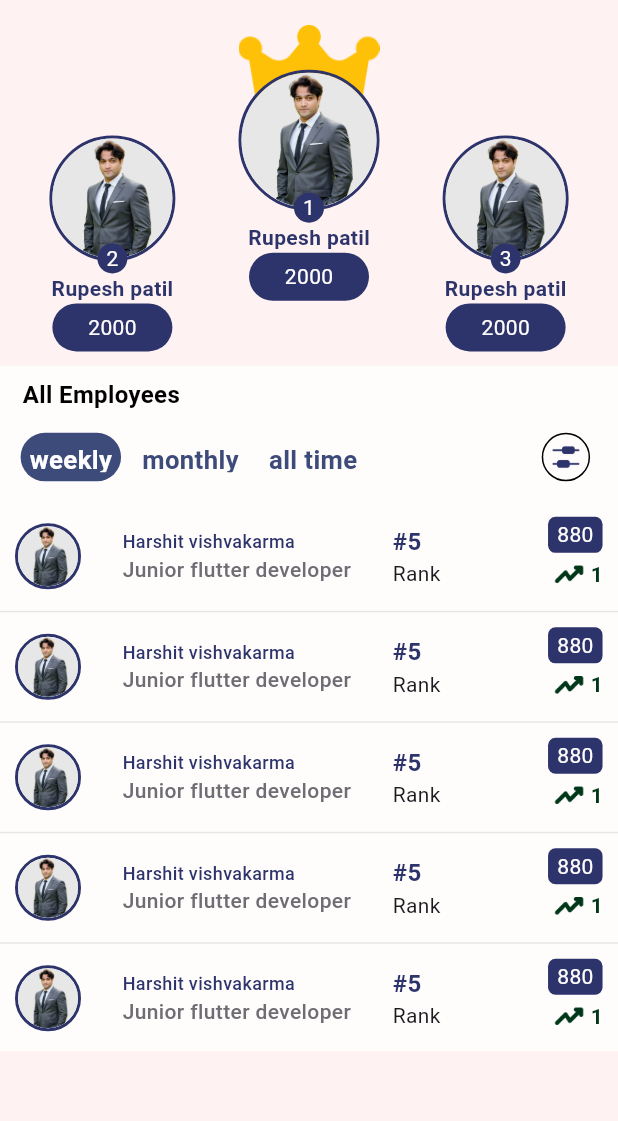
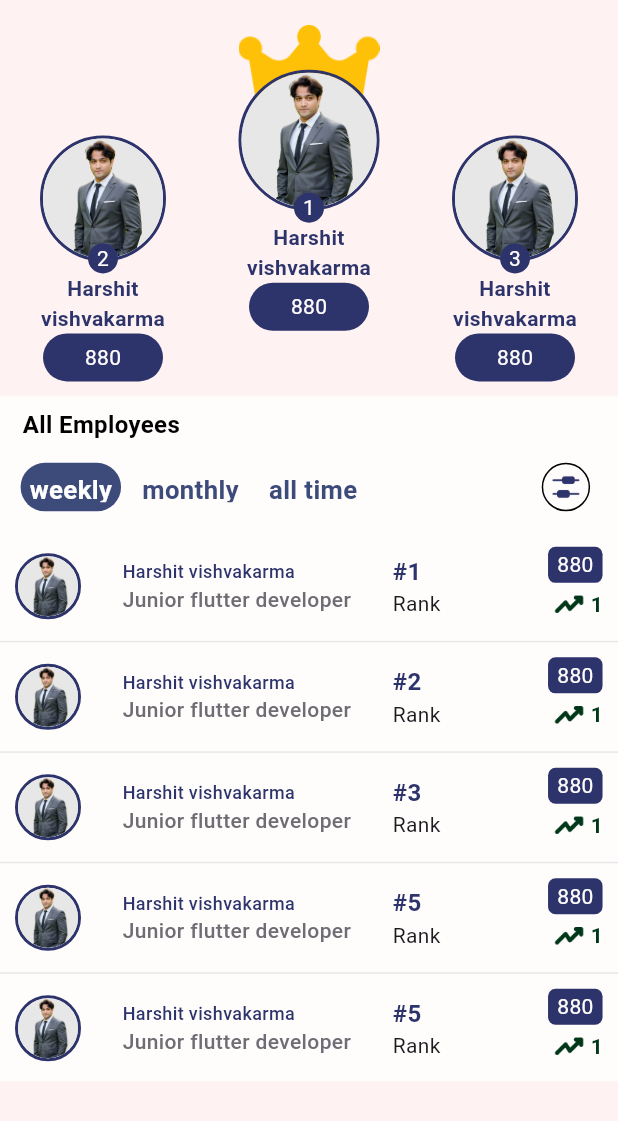
Before and after one commit to harshityunicorn/yunicorn_empulse, a Flutter app: the LeaderboardScreen screen opened directly, on a phone screen of 412 x 824 dp, the part 53-1174 px from its top. Run offline on Flutter 3.47's test engine with Material 3 defaults, Android fonts, the phone set to English and light mode, and no system bars; our stand-ins replace bloc, curved_navigation_bar, easy_date_timeline, flutter_bloc, flutter_screenutil, image_picker and 1 more; accounts and stored records are empty.

Commit message:
bug fixes

```diff
--- a/lib/core/widgets/circular_profile.dart
+++ b/lib/core/widgets/circular_profile.dart
@@ -84,8 +84,9 @@ class CircularProfile extends StatelessWidget {
               fontSize: nameFontSize ?? 14,
               overflow: TextOverflow.ellipsis,
             ),
+            textAlign: TextAlign.center, // Center align the text
             softWrap: true,
-            maxLines: 1,
+            maxLines: 2, // Allow 2 lines instead of 1
           ),
 
         if (position != null)
--- a/lib/core/widgets/leaderboard/leaderboard_top_three.dart
+++ b/lib/core/widgets/leaderboard/leaderboard_top_three.dart
@@ -13,8 +13,11 @@ class LeaderboardTopThree extends StatelessWidget {
       mainAxisAlignment: MainAxisAlignment.spaceEvenly,
       children: [
         if (users.length >= 2)
-          Container(
+          Expanded(
+            child: Container(
               padding: EdgeInsets.fromLTRB(8.w, 65.h, 8.w, 8.h),
+              child: SizedBox(
+                width: 90.w, // Fixed width to prevent overflow
                 child: CircularProfile(
                   backgroundImage: users[1].image ?? '',
                   name: users[1].name,
@@ -22,9 +25,14 @@ class LeaderboardTopThree extends StatelessWidget {
                   points: users[1].points,
                 ),
               ),
+            ),
+          ),
         if (users.isNotEmpty)
-          Container(
+          Expanded(
+            child: Container(
               padding: EdgeInsets.fromLTRB(8.w, 0.h, 8.w, 8.h),
+              child: SizedBox(
+                width: 100.w, // Slightly wider for the center position
                 child: CircularProfile(
                   backgroundImage: users[0].image ?? '',
                   name: users[0].name,
@@ -33,9 +41,14 @@ class LeaderboardTopThree extends StatelessWidget {
                   radius: 45,
                 ),
               ),
+            ),
+          ),
         if (users.length >= 3)
-          Container(
+          Expanded(
+            child: Container(
               padding: EdgeInsets.fromLTRB(8.w, 65.h, 8.w, 8.h),
+              child: SizedBox(
+                width: 90.w, // Fixed width to prevent overflow
                 child: CircularProfile(
                   backgroundImage: users[2].image ?? '',
                   name: users[2].name,
@@ -43,6 +56,8 @@ class LeaderboardTopThree extends StatelessWidget {
                   points: users[2].points,
                 ),
               ),
+            ),
+          ),
       ],
     );
   }
--- a/lib/data/dummy_data/dummy_data.dart
+++ b/lib/data/dummy_data/dummy_data.dart
@@ -19,7 +19,22 @@ class DummyData {
       department: DEPARTMENT.development,
       joinDate: DateTime(2025, DateTime.december, 20),
       points: 880,
-      rank: 5,
+      rank: 1,
+      tripEligibility: TripEligibility(
+        eligibility: ELIGIBILITY.eligible,
+        trip: TRIPS.dubai,
+      ),
+    ),
+    User(
+      id: "YC-00063",
+      email: 'harshit@gmail.com',
+      password: '12345678',
+      name: 'Harshit vishvakarma',
+      profile: 'Junior flutter developer',
+      department: DEPARTMENT.development,
+      joinDate: DateTime(2025, DateTime.december, 20),
+      points: 880,
+      rank: 2,
       tripEligibility: TripEligibility(
         eligibility: ELIGIBILITY.eligible,
         trip: TRIPS.dubai,
@@ -49,22 +64,7 @@ class DummyData {
       department: DEPARTMENT.development,
       joinDate: DateTime(2025, DateTime.december, 20),
       points: 880,
-      rank: 5,
-      tripEligibility: TripEligibility(
-        eligibility: ELIGIBILITY.eligible,
-        trip: TRIPS.dubai,
-      ),
-    ),
-    User(
-      id: "YC-00063",
-      email: 'harshit@gmail.com',
-      password: '12345678',
-      name: 'Harshit vishvakarma',
-      profile: 'Junior flutter developer',
-      department: DEPARTMENT.development,
-      joinDate: DateTime(2025, DateTime.december, 20),
-      points: 880,
-      rank: 5,
+      rank: 3,
       tripEligibility: TripEligibility(
         eligibility: ELIGIBILITY.eligible,
         trip: TRIPS.dubai,
--- a/lib/logic/auth/auth_bloc.dart
+++ b/lib/logic/auth/auth_bloc.dart
@@ -20,13 +20,13 @@ class AuthBloc extends Bloc<AuthEvent, AuthState> {
 
       if (token == null) {
         emit(AuthUnauthenticated());
-        NavigationService.pushNamed(AppRoutes.login);
+        NavigationService.pushReplacementNamed(AppRoutes.login);
       } else {
         User user = DummyData.userList.firstWhere(
           (element) => element.email == token,
         );
         emit(AuthAuthenticated(user: user));
-        NavigationService.pushNamed(AppRoutes.navbar);
+        NavigationService.pushReplacementNamed(AppRoutes.navbar);
       }
     });
 
--- a/lib/logic/leaderboard/leaderboard_bloc.dart
+++ b/lib/logic/leaderboard/leaderboard_bloc.dart
@@ -24,6 +24,9 @@ class LeaderboardBloc extends Bloc<LeaderboardEvent, LeaderboardState> {
     Emitter<LeaderboardState> emit,
   ) {
     List<User> employees = DummyData.userList;
+    employees.sort((a, b) {
+      return a.rank.compareTo(b.rank);
+    });
     emit(LeaderboardInitial(employees: employees));
   }
 
@@ -50,8 +53,11 @@ class LeaderboardBloc extends Bloc<LeaderboardEvent, LeaderboardState> {
           users: employees,
           filters: filters,
         );
+        filteredEmployees.sort((a, b) {
+          return a.rank.compareTo(b.rank);
+        });
         emit(LeaderboardInitial(employees: filteredEmployees));
-      }else{
+      } else {
         emit(LeaderboardInitial(employees: employees));
       }
     }
--- a/lib/representations/dashboard/dash_board_content.dart
+++ b/lib/representations/dashboard/dash_board_content.dart
@@ -11,7 +11,8 @@ class DashBoardContent extends StatelessWidget {
 
   @override
   Widget build(BuildContext context) {
-    return Column(
+    return SingleChildScrollView(
+      child: Column(
         children: [
           DashboardHeader(),
           NewsView(),
@@ -19,6 +20,7 @@ class DashBoardContent extends StatelessWidget {
           TripBoard(),
           LeaderBoard()
         ],
+      ),
     );
   }
 }
--- a/lib/representations/leaderboard/leaderboard_screen.dart
+++ b/lib/representations/leaderboard/leaderboard_screen.dart
@@ -65,53 +65,7 @@ class LeaderboardScreen extends StatelessWidget {
                   ),
 
                   LeaderboardTopThree(
-                    users: [
-                      User(
-                        id: "YC-00051",
-                        email: 'harshit@gmail.com',
-                        password: "fdsf",
-                        name: "Rupesh patil",
-                        profile: "CEO",
-                        department: DEPARTMENT.development,
-                        joinDate: DateTime.now(),
-                        points: 2000,
-                        rank: 1,
-                        tripEligibility: TripEligibility(
-                          eligibility: ELIGIBILITY.pending,
-                          trip: TRIPS.dubai,
-                        ),
-                      ),
-                      User(
-                        id: "YC-00051",
-                        email: 'harshit@gmail.com',
-                        password: "fdsf",
-                        name: "Rupesh patil",
-                        profile: "CEO",
-                        department: DEPARTMENT.development,
-                        joinDate: DateTime.now(),
-                        points: 2000,
-                        rank: 2,
-                        tripEligibility: TripEligibility(
-                          eligibility: ELIGIBILITY.pending,
-                          trip: TRIPS.dubai,
-                        ),
-                      ),
-                      User(
-                        id: "YC-00051",
-                        email: 'harshit@gmail.com',
-                        password: "fdsf",
-                        name: "Rupesh patil",
-                        profile: "CEO",
-                        department: DEPARTMENT.development,
-                        joinDate: DateTime.now(),
-                        points: 2000,
-                        rank: 3,
-                        tripEligibility: TripEligibility(
-                          eligibility: ELIGIBILITY.pending,
-                          trip: TRIPS.dubai,
-                        ),
-                      ),
-                    ],
+                    users: state.employees,
                   ),
                   Container(
                     width: double.infinity,
```
Also changed, not shown: lib/representations/dashboard/leader_board.dart (+2 -50 lines). Lines whose indentation alone changed are shown as unchanged.
